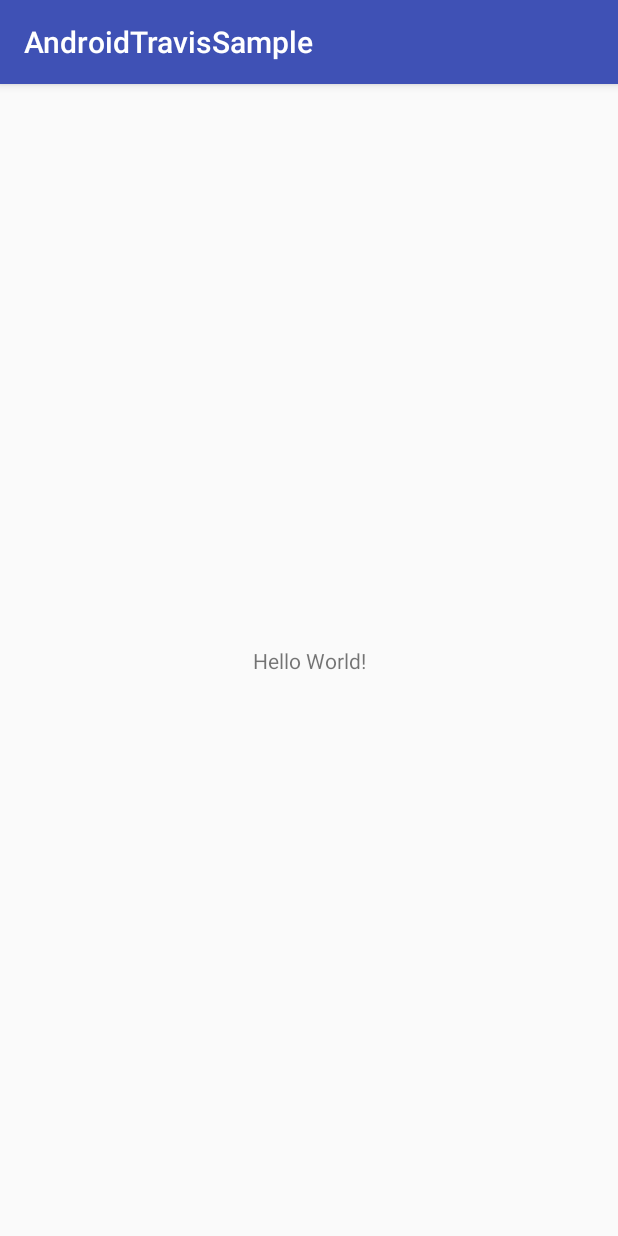
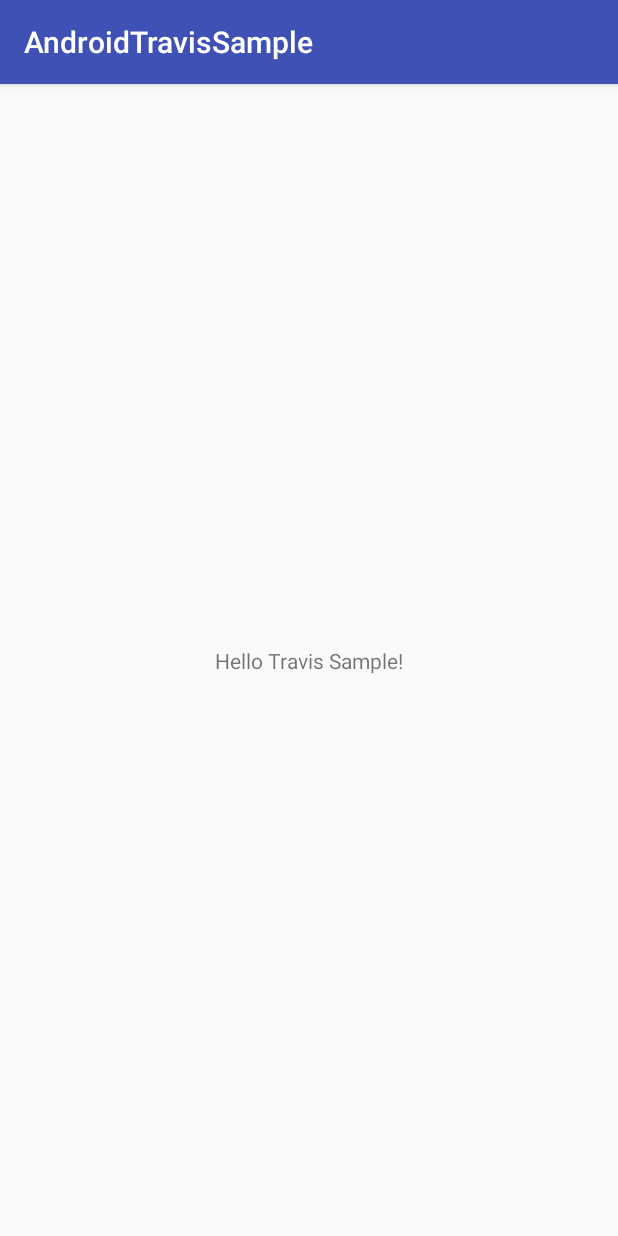
Before and after one commit to roadbullit/android-travis-sample, an Android app: the screen it shows after launch (MainActivity), on a phone screen of 412 x 824 dp. Run offline under Robolectric (Android 15) with nearby library versions, the phone set to English and light mode, and no system bars.

Commit message:
Change display text at Main screen.

```diff
--- a/app/src/main/res/layout/activity_main.xml
+++ b/app/src/main/res/layout/activity_main.xml
@@ -9,7 +9,7 @@
     <TextView
         android:layout_width="wrap_content"
         android:layout_height="wrap_content"
-        android:text="Hello World!"
+        android:text="Hello Travis Sample!"
         app:layout_constraintBottom_toBottomOf="parent"
         app:layout_constraintLeft_toLeftOf="parent"
         app:layout_constraintRight_toRightOf="parent"
```
